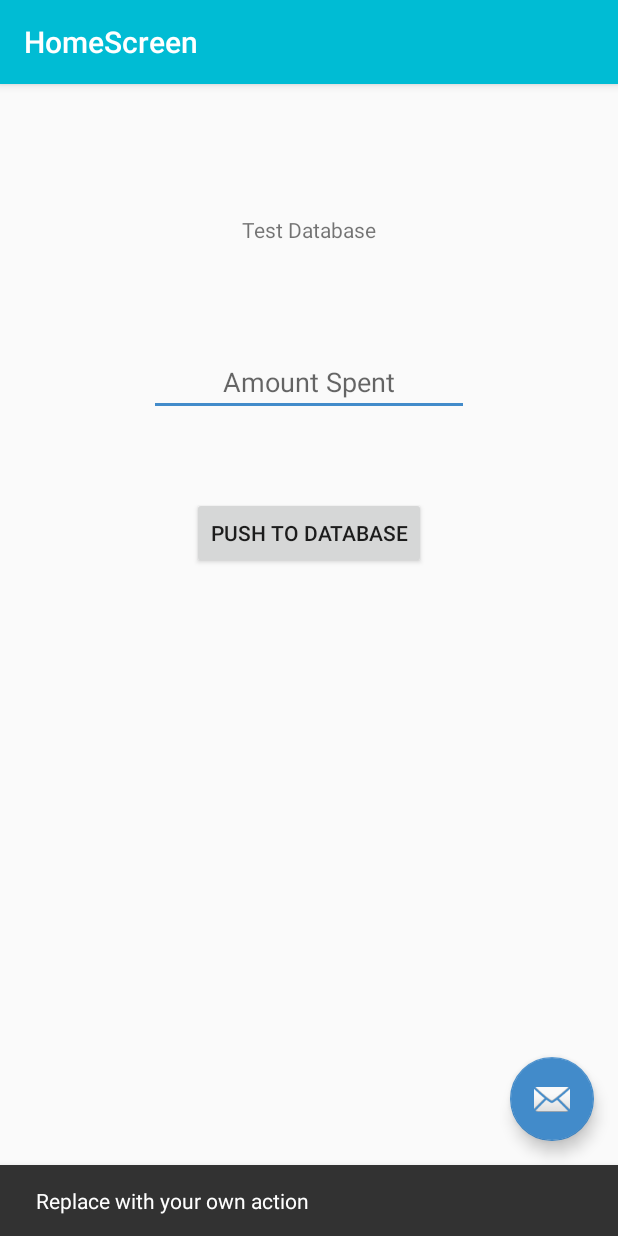
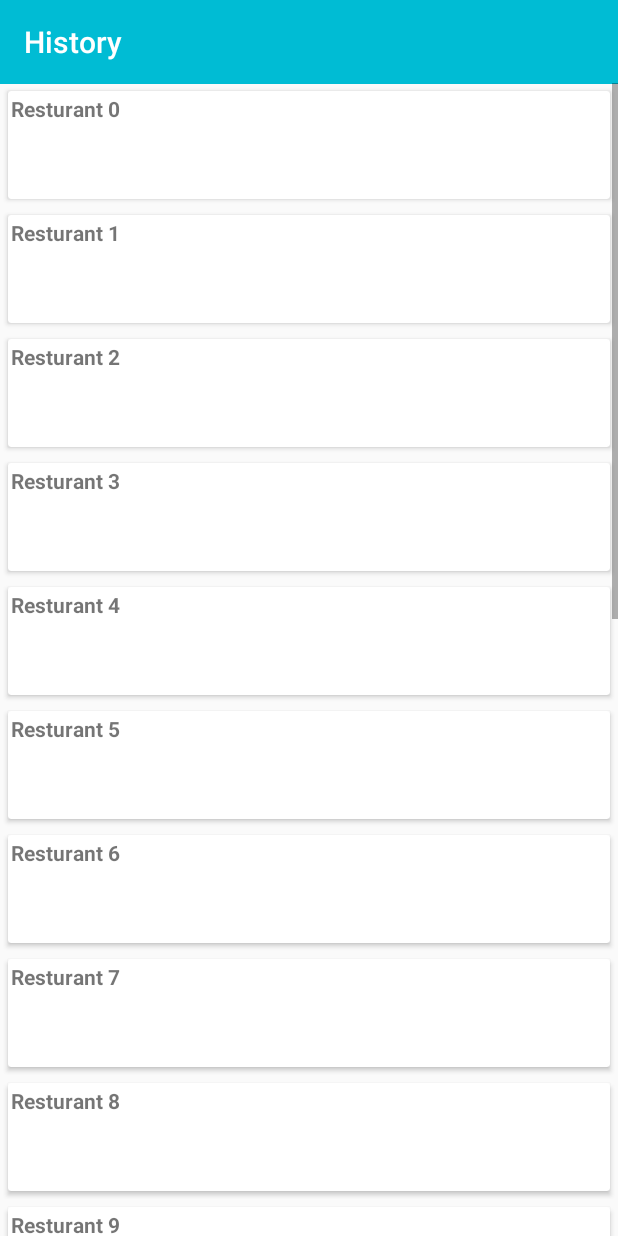
Before and after one commit to winstonsuryana/Fare, an Android app: the HomeScreenActivity screen opened directly, with no data from a screen before it, after a tap on an icon or button, on a phone screen of 412 x 824 dp. Run offline under Robolectric (Android 15) with nearby library versions, the phone set to English and light mode, and no system bars; our stand-ins replace Firebase (no records; nobody signed in at launch, a user with empty details on screens opened directly); 1 statement that could not run was skipped.

Commit message:
Implemented History cardView
* Functionality to Implemented card view with default data.
* added placeholders for database values

```diff
--- a/app/build.gradle
+++ b/app/build.gradle
@@ -10,6 +10,7 @@ android {
         versionCode 1
         versionName "1.0"
         testInstrumentationRunner "android.support.test.runner.AndroidJUnitRunner"
+        multiDexEnabled true
     }
     buildTypes {
         release {
@@ -32,6 +33,8 @@ dependencies {
     compile 'com.google.android.gms:play-services:9.6.1'
     compile 'com.android.support:gridlayout-v7:24.2.1'
     compile 'com.android.support:support-v4:24.2.1'
+    compile 'com.android.support:cardview-v7:21.0.+'
+    compile 'com.android.support:recyclerview-v7:21.0.+'
 }
 
 
--- /dev/null
+++ b/app/src/main/java/com/example/winston/myapplication/HistoryActivity.java
@@ -0,0 +1,199 @@
+package com.example.winston.myapplication;
+
+import android.os.Bundle;
+import android.support.design.widget.FloatingActionButton;
+import android.support.design.widget.Snackbar;
+import android.support.v7.app.AppCompatActivity;
+import android.support.v7.widget.LinearLayoutManager;
+import android.support.v7.widget.RecyclerView;
+import android.support.v7.widget.Toolbar;
+import android.text.style.TtsSpan;
+import android.util.Log;
+import android.view.LayoutInflater;
+import android.view.View;
+import android.view.ViewGroup;
+import android.widget.TextView;
+
+import java.sql.Time;
+import java.text.SimpleDateFormat;
+import java.util.ArrayList;
+import java.util.Date;
+
+
+
+/*
+    Sample code to implement recycler view for card list: http://www.truiton.com/2015/03/android-cardview-example/
+    also taken from: https://developer.android.com/training/material/lists-cards.html#CardView
+ */
+
+
+
+public class HistoryActivity extends AppCompatActivity{
+
+    private RecyclerView mRecyclerView;
+    private RecyclerView.Adapter mAdapter;
+    private RecyclerView.LayoutManager mLayoutManager;
+    private static String LOG_TAG = "CardViewActivity";
+
+    @Override
+    protected void onCreate(Bundle savedInstanceState) {
+        super.onCreate(savedInstanceState);
+        setContentView(R.layout.activity_history);
+
+        mRecyclerView = (RecyclerView) findViewById(R.id.my_recycler_view);
+        mRecyclerView.setHasFixedSize(true);
+        mLayoutManager = new LinearLayoutManager(this);
+        mRecyclerView.setLayoutManager(mLayoutManager);
+        mAdapter = new HistoryCardAdapter(getDataSet());
+        mRecyclerView.setAdapter(mAdapter);
+
+        // Code to Add an item with default animation
+        //((MyRecyclerViewAdapter) mAdapter).addItem(obj, index);
+
+        // Code to remove an item with default animation
+        //((MyRecyclerViewAdapter) mAdapter).deleteItem(index);
+    }
+
+
+    @Override
+    protected void onResume() {
+        super.onResume();
+        ((HistoryCardAdapter) mAdapter).setOnItemClickListener(new HistoryCardAdapter
+                .MyClickListener() {
+            @Override
+            public void onItemClick(int position, View v) {
+                Log.i(LOG_TAG, " Clicked on Item " + position);
+            }
+        });
+    }
+
+    private ArrayList<DataObject> getDataSet() {
+        ArrayList results = new ArrayList<DataObject>();
+        for (int index = 0; index < 20; index++) {
+            String date = new SimpleDateFormat("yyyy-MM-dd").format(new Date());
+            Float amount = new Float(0.00);
+            DataObject obj = new DataObject("Resturant " + index , "John Doe", amount, date);
+            results.add(index, obj);
+        }
+        return results;
+    }
+}
+
+class HistoryCardAdapter extends RecyclerView.Adapter<HistoryCardAdapter.DataObjectHolder> {
+    private static String LOG_TAG = "HistoryCardAdapter";
+    private ArrayList<DataObject> mDataset;
+    private static MyClickListener myClickListener;
+
+    public static class DataObjectHolder extends RecyclerView.ViewHolder
+            implements View
+            .OnClickListener {
+        TextView label;
+        TextView dateTime;
+
+        public DataObjectHolder(View itemView) {
+            super(itemView);
+            label = (TextView) itemView.findViewById(R.id.textView);
+            dateTime = (TextView) itemView.findViewById(R.id.textView2);
+            Log.i(LOG_TAG, "Adding Listener");
+            itemView.setOnClickListener(this);
+        }
+
+        @Override
+        public void onClick(View v) {
+            myClickListener.onItemClick(getAdapterPosition(), v);
+        }
+    }
+
+    public void setOnItemClickListener(MyClickListener myClickListener) {
+        this.myClickListener = myClickListener;
+    }
+
+    public HistoryCardAdapter(ArrayList<DataObject> myDataset) {
+        mDataset = myDataset;
+    }
+
+    @Override
+    public DataObjectHolder onCreateViewHolder(ViewGroup parent,
+                                               int viewType) {
+        View view = LayoutInflater.from(parent.getContext())
+                .inflate(R.layout.card_view_row, parent, false);
+
+        DataObjectHolder dataObjectHolder = new DataObjectHolder(view);
+        return dataObjectHolder;
+    }
+
+    @Override
+    public void onBindViewHolder(DataObjectHolder holder, int position) {
+        holder.label.setText(mDataset.get(position).getResturantName());
+        holder.dateTime.setText(mDataset.get(position).getPaidBy());
+        holder.dateTime.setText(mDataset.get(position).getDateValue());
+        //holder.label.setText((int) mDataset.get(position).getAmount());
+        //holder.dateTime.setText(mDataset.get(position).getPaidBy());
+    }
+
+    public void addItem(DataObject dataObj, int index) {
+        mDataset.add(index, dataObj);
+        notifyItemInserted(index);
+    }
+
+    public void deleteItem(int index) {
+        mDataset.remove(index);
+        notifyItemRemoved(index);
+    }
+
+    @Override
+    public int getItemCount() {
+        return mDataset.size();
+    }
+
+    public interface MyClickListener {
+        public void onItemClick(int position, View v);
+    }
+}
+
+/*
+    Database information can be retrieved in the future using the code below.
+ */
+class DataObject {
+    public String resturantName;
+    public String paidBy;
+    public float amount;
+    public String dateValue;
+
+    DataObject (String Resturant, String paidBy, float amount, String dateValue){
+        resturantName = Resturant;
+        paidBy = paidBy;
+        amount = amount;
+        dateValue = dateValue;
+
+    }
+
+    public void setResturantName(String resturantName) {
+        this.resturantName = resturantName;
+    }
+
+    public void setPaidby(String paidBy){
+        this.paidBy = paidBy;
+
+    }
+    public void setAmount(float amount) {
+        this.amount = amount;
+    }
+    public void setDateValue(String dateValue){
+        this.dateValue = dateValue;
+    }
+    public String getResturantName(){
+        return resturantName;
+    }
+    public String getPaidBy() {
+        return paidBy;
+    }
+
+    public String getDateValue(){
+        return dateValue;
+
+    }
+    public float getAmount(){
+        return amount;
+    }
+}
--- a/app/src/main/java/com/example/winston/myapplication/HomeScreenActivity.java
+++ b/app/src/main/java/com/example/winston/myapplication/HomeScreenActivity.java
@@ -1,5 +1,6 @@
 package com.example.winston.myapplication;
 
+import android.content.Intent;
 import android.os.Bundle;
 import android.support.design.widget.FloatingActionButton;
 import android.support.design.widget.Snackbar;
@@ -52,8 +53,10 @@ public class HomeScreenActivity extends AppCompatActivity {
         fab.setOnClickListener(new View.OnClickListener() {
             @Override
             public void onClick(View view) {
-                Snackbar.make(view, "Replace with your own action", Snackbar.LENGTH_LONG)
-                        .setAction("Action", null).show();
+                //Snackbar.make(view, "Replace with your own action", Snackbar.LENGTH_LONG).setAction("Action", null).show();
+                Snackbar.make(view, "HistoryActivity...", Snackbar.LENGTH_LONG).setAction("Action", null).show();
+                Intent historyIntent = new Intent(HomeScreenActivity.this, HistoryActivity.class);
+                startActivity(historyIntent);
             }
         });
         /*
--- /dev/null
+++ b/app/src/main/res/layout/activity_history.xml
@@ -0,0 +1,28 @@
+<RelativeLayout xmlns:android="http://schemas.android.com/apk/res/android"
+    xmlns:app="http://schemas.android.com/apk/res-auto"
+    xmlns:tools="http://schemas.android.com/tools"
+    android:layout_width="match_parent"
+    android:layout_height="match_parent"
+    tools:context=".HistoryActivity">
+
+    <android.support.v7.widget.Toolbar
+        android:layout_width="match_parent"
+        android:layout_height="wrap_content"
+        android:background="?attr/colorPrimary"
+        android:theme="?attr/actionBarTheme"
+        android:minHeight="?attr/actionBarSize"
+        android:id="@+id/toolbar5"
+        android:layout_alignParentEnd="true"
+        app:title="History" />
+
+    <android.support.v7.widget.RecyclerView
+        android:id="@+id/my_recycler_view"
+        android:layout_width="match_parent"
+        android:layout_height="wrap_content"
+        android:scrollbars="vertical"
+        android:layout_marginTop="55dp"
+        android:layout_alignParentTop="true"
+        android:layout_alignParentStart="true"
+        android:layout_alignParentBottom="true" />
+
+</RelativeLayout>
--- /dev/null
+++ b/app/src/main/res/layout/card_view_row.xml
@@ -0,0 +1,39 @@
+<?xml version="1.0" encoding="utf-8"?>
+<LinearLayout xmlns:android="http://schemas.android.com/apk/res/android"
+    xmlns:card_view="http://schemas.android.com/apk/res-auto"
+    xmlns:tools="http://schemas.android.com/tools"
+    android:orientation="vertical"
+    android:layout_height="wrap_content"
+    android:layout_width="match_parent">
+
+    <android.support.v7.widget.CardView
+        android:id="@+id/card_view"
+        android:layout_gravity="center"
+        android:layout_width="fill_parent"
+        android:layout_height="72dp"
+        android:layout_margin="5dp"
+        card_view:cardCornerRadius="2dp"
+        card_view:contentPadding="2dp">
+
+        <RelativeLayout
+            android:layout_width="fill_parent"
+            android:layout_height="fill_parent">
+
+            <TextView
+                android:id="@+id/textView"
+                android:layout_width="wrap_content"
+                android:layout_height="wrap_content"
+                android:textStyle="bold"
+                android:layout_alignParentTop="true"/>
+
+            <TextView
+                android:id="@+id/textView2"
+                android:layout_width="wrap_content"
+                android:layout_height="wrap_content"
+                android:layout_marginTop="10dp"
+                android:layout_below="@+id/textView"/>
+        </RelativeLayout>
+    </android.support.v7.widget.CardView>
+
+
+</LinearLayout>
--- a/app/src/main/res/values/strings.xml
+++ b/app/src/main/res/values/strings.xml
@@ -33,4 +33,5 @@
     <string name="forgot_password_msg">We just need your registered Email Id to sent you password reset instructions.</string>
     <string name="title_activity_main2">Main2Activity</string>
     <string name="title_activity_home_screen">HomeScreen</string>
+    <string name="title_activity_history">HistoryActivity</string>
 </resources>
```
Also changed, not shown: app/src/main/AndroidManifest.xml (+10 -7 lines), app/src/main/res/layout/content_history.xml (added, +15 -0 lines).
